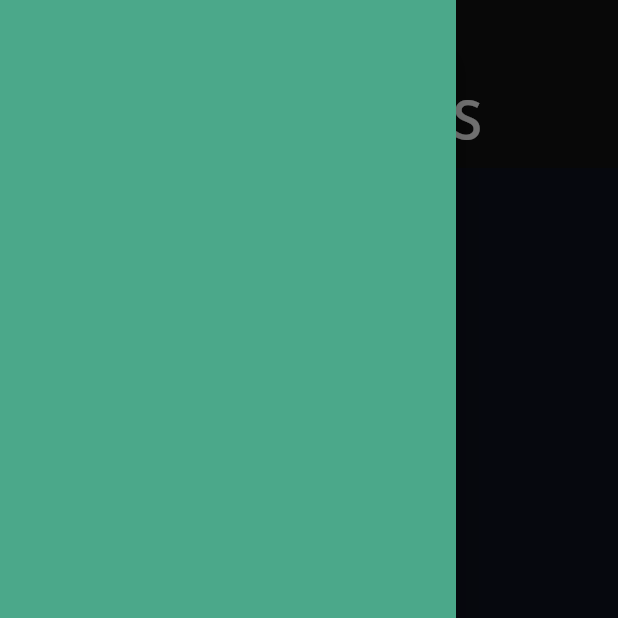
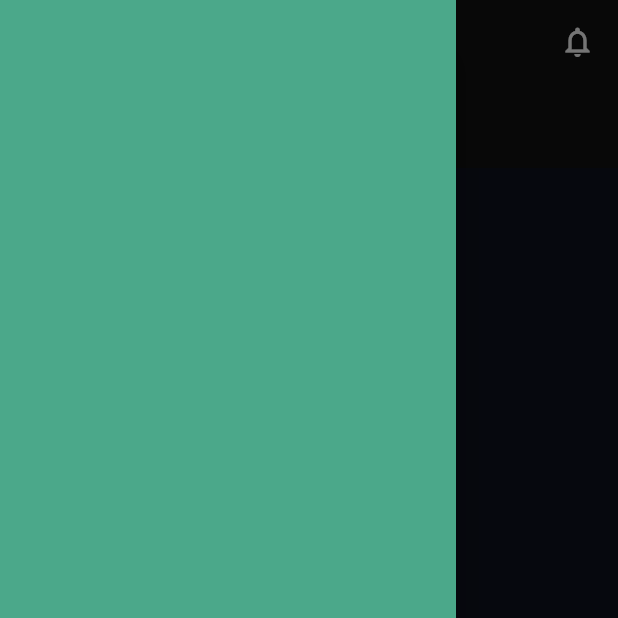
Before and after one commit to sifterstudios/tava, a Flutter app: the screen it shows after launch, item 2 of the bottom bar chosen, with the side drawer open, on a phone screen of 412 x 824 dp, the top half of it. Run offline on Flutter 3.47's test engine with Material 2 defaults, Android fonts, the phone set to English and light mode, and no system bars; drawn by our look-alikes of persistent_bottom_nav_bar; our stand-ins replace date_picker_timeline, firebase_core, flex_color_scheme, flutter_riverpod, flutter_svg, font_awesome_flutter and 3 more; accounts and stored records are empty.

Commit message:
Changed navigation bar, added navigation

```diff
--- a/lib/main.dart
+++ b/lib/main.dart
@@ -2,6 +2,7 @@ import 'package:firebase_core/firebase_core.dart';
 import 'package:flex_color_scheme/flex_color_scheme.dart';
 import 'package:flutter/foundation.dart';
 import 'package:flutter/material.dart';
+import 'package:flutter/services.dart';
 import 'package:flutter_riverpod/flutter_riverpod.dart';
 import 'package:go_router/go_router.dart';
 import 'package:tava/routes/categories_screen.dart';
@@ -59,6 +60,7 @@ class TavaApp extends StatelessWidget {
 
   @override
   Widget build(BuildContext context) {
+    SystemChrome.setEnabledSystemUIMode(SystemUiMode.leanBack);
     return MaterialApp.router(
       routeInformationParser: router.routeInformationParser,
       routerDelegate: router.routerDelegate,
--- a/lib/routes/categories_screen.dart
+++ b/lib/routes/categories_screen.dart
@@ -11,7 +11,7 @@ class Categories extends StatelessWidget {
       appBar: AppBar(
         title: const Center(
           child: Text(
-            'CATEGORIES',
+            'EXERCISES',
             textAlign: TextAlign.center,
             textScaleFactor: 1.8,
           ),
--- a/lib/routes/journey_screen.dart
+++ b/lib/routes/journey_screen.dart
@@ -11,7 +11,7 @@ class Journey extends StatelessWidget {
       appBar: AppBar(
         title: const Center(
           child: Text(
-            'TAVA',
+            'JOURNEY',
             textAlign: TextAlign.center,
             textScaleFactor: 1.8,
           ),
--- a/lib/routes/settings_screen.dart
+++ b/lib/routes/settings_screen.dart
@@ -12,7 +12,7 @@ class Settings extends StatelessWidget {
       appBar: AppBar(
         title: const Center(
           child: Text(
-            'TAVA',
+            'SETTINGS',
             textAlign: TextAlign.center,
             textScaleFactor: 1.8,
           ),
--- a/lib/widgets/bottom_navigation.dart
+++ b/lib/widgets/bottom_navigation.dart
@@ -81,7 +81,22 @@ class _TavaBottomNavigationBarState extends State<TavaBottomNavigationBar> {
   @override
   Widget build(BuildContext context) {
     return Scaffold(
-      appBar: AppBar(title: const Text('Navigation Bar Demo')),
+      appBar: AppBar(
+        title: const Center(
+          child: Text(
+            'TAVA',
+            textAlign: TextAlign.center,
+            textScaleFactor: 1.8,
+          ),
+        ),
+        actions: const [
+          Icon(Icons.notifications_none_outlined),
+          SizedBox(
+            width: 15,
+            height: 15,
+          )
+        ],
+      ),
       drawer: Drawer(
         child: Center(
           child: Column(
```
Also changed, not shown: lib/services/weather/open_weather_map.dart (added, +24 -0 lines), lib/state/futureproviders.dart (added), lib/state/providers.dart (added), lib/state/statenotifiers.dart (added), lib/state/stateproviders.dart (added).
